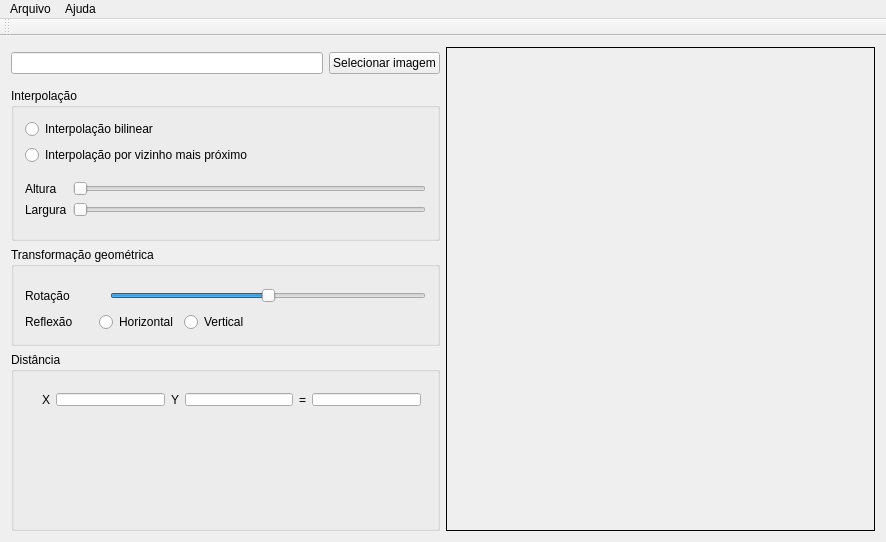
Above: qt/mainwindow.ui from herodrigues/cvip before the change. Below: the same form after it.
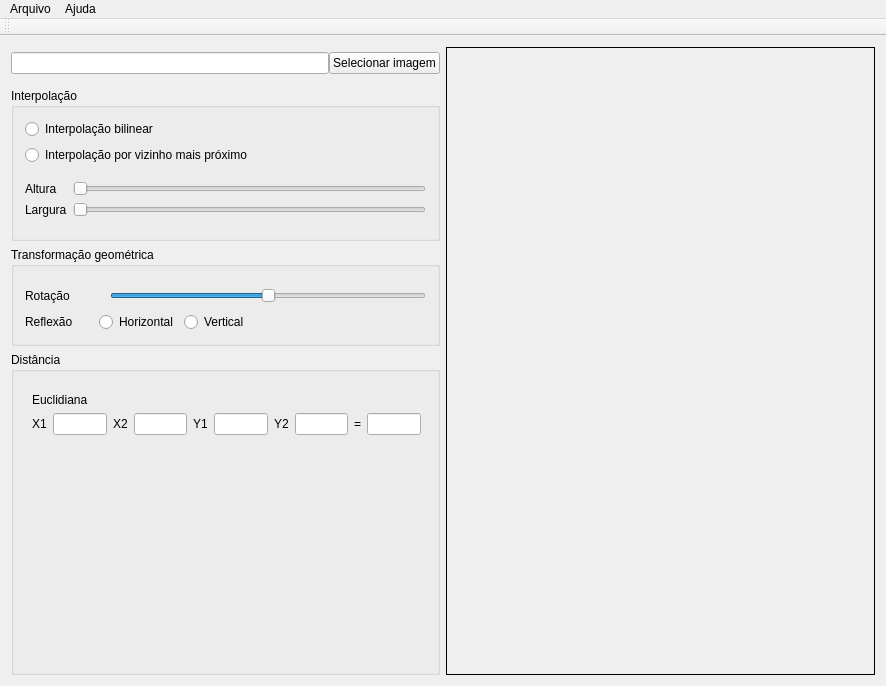
That is the form after the change.

Commit message: Add Euclidean distance

The edit to the form file:
```diff
--- a/qt/mainwindow.ui
+++ b/qt/mainwindow.ui
@@ -7,7 +7,7 @@
     <x>0</x>
     <y>0</y>
     <width>886</width>
-    <height>542</height>
+    <height>686</height>
    </rect>
   </property>
   <property name="sizePolicy">
@@ -26,7 +26,7 @@
       <item>
        <layout class="QHBoxLayout" name="horizontalLayout">
         <property name="spacing">
-         <number>6</number>
+         <number>0</number>
         </property>
         <property name="topMargin">
          <number>5</number>
@@ -273,12 +273,24 @@
         <widget class="QWidget" name="">
          <property name="geometry">
           <rect>
-           <x>20</x>
+           <x>10</x>
            <y>30</y>
-           <width>401</width>
-           <height>35</height>
+           <width>411</width>
+           <height>64</height>
           </rect>
          </property>
+         <layout class="QVBoxLayout" name="verticalLayout_2">
+          <property name="sizeConstraint">
+           <enum>QLayout::SetMinimumSize</enum>
+          </property>
+          <item>
+           <widget class="QLabel" name="label_10">
+            <property name="text">
+             <string>Euclidiana</string>
+            </property>
+           </widget>
+          </item>
+          <item>
          <layout class="QHBoxLayout" name="horizontalLayout_5">
           <property name="sizeConstraint">
            <enum>QLayout::SetMaximumSize</enum>
@@ -286,23 +298,43 @@
           <item>
            <widget class="QLabel" name="label_5">
             <property name="text">
-             <string>X</string>
+               <string>X1</string>
             </property>
            </widget>
           </item>
           <item>
            <widget class="QLineEdit" name="lineEdit"/>
           </item>
+            <item>
+             <widget class="QLabel" name="label_8">
+              <property name="text">
+               <string>X2</string>
+              </property>
+             </widget>
+            </item>
+            <item>
+             <widget class="QLineEdit" name="lineEdit_4"/>
+            </item>
           <item>
            <widget class="QLabel" name="label_6">
             <property name="text">
-             <string>Y</string>
+               <string>Y1</string>
             </property>
            </widget>
           </item>
           <item>
            <widget class="QLineEdit" name="lineEdit_2"/>
           </item>
+            <item>
+             <widget class="QLabel" name="label_9">
+              <property name="text">
+               <string>Y2</string>
+              </property>
+             </widget>
+            </item>
+            <item>
+             <widget class="QLineEdit" name="lineEdit_5"/>
+            </item>
           <item>
            <widget class="QLabel" name="label_7">
             <property name="text">
@@ -312,6 +344,8 @@
           </item>
           <item>
            <widget class="QLineEdit" name="lineEdit_3"/>
+            </item>
+           </layout>
           </item>
          </layout>
         </widget>
```
Lines whose indentation alone changed are shown as unchanged. The commit also changes 2 other files.
